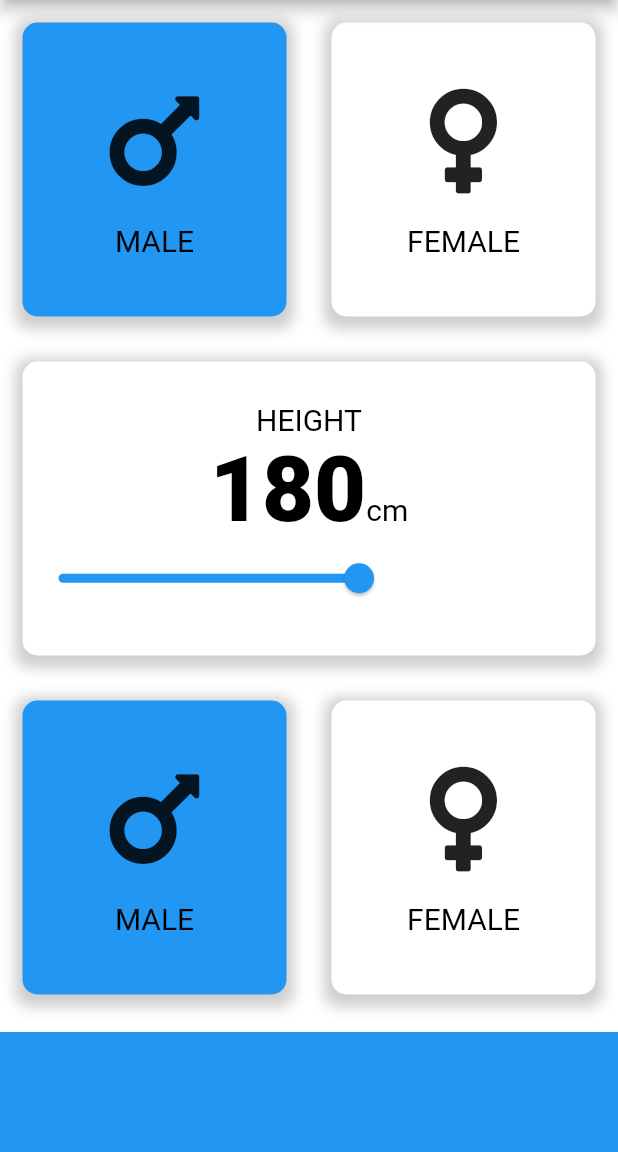
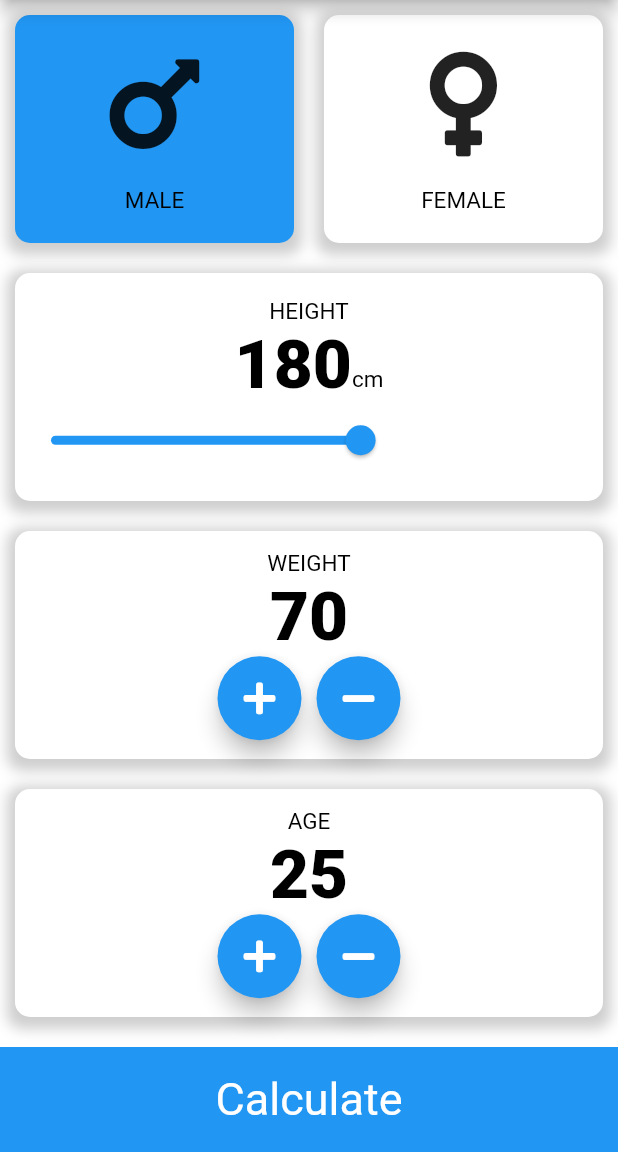
Before and after one commit to c-mongan/Qualife, a Flutter app: the screen it shows after launch, on a phone screen of 412 x 824 dp, the part 84-1236 px from its top. Run offline on Flutter 3.47's test engine with Material 2 defaults, Android fonts, the phone set to English and light mode, and no system bars; our stand-ins replace cloud_firestore, firebase_auth, firebase_core, fluttertoast, font_awesome_flutter; accounts and stored records are empty.

Commit message:
Added Weight & Age Boxes
Fixed Layout Issues with spacing

```diff
--- a/bmi_calculator_app/lib/container_box.dart
+++ b/bmi_calculator_app/lib/container_box.dart
@@ -10,7 +10,7 @@ class ContainerBox extends StatelessWidget {
   Widget build(BuildContext context) {
     return Container(
       child: childWidget,
-      margin: EdgeInsets.all(15.0),
+      margin: EdgeInsets.all(10.0),
       decoration: BoxDecoration(
         borderRadius: BorderRadius.circular(10.0),
         color: boxColor,
--- a/bmi_calculator_app/lib/data_container.dart
+++ b/bmi_calculator_app/lib/data_container.dart
@@ -2,13 +2,18 @@ import 'package:flutter/material.dart';
 
 const textStyle1 = TextStyle(
   color: Color(0xFF000000),
-  fontSize: 20.0,
+  fontSize: 15.0,
 );
 
 const textStyle2 = TextStyle(
   color: Color(0xFF000000),
-  fontSize: 60.0,
+  fontSize: 45.0,
   fontWeight: FontWeight.w900
+);
+
+const textStyle3 = TextStyle(
+  color: Color(0xFFfffffff),
+  fontSize: 30.0,
 );
 
 
--- a/bmi_calculator_app/lib/main_screen.dart
+++ b/bmi_calculator_app/lib/main_screen.dart
@@ -25,6 +25,12 @@ class _MainScreenState extends State<MainScreen> {
   Color maleBoxColor = activeColor;
   Color femaleBoxColor = inActiveColor;
   int height = 180;
+  int weight = 70;
+  int age = 25;
+
+  //void updateWeight{
+
+  // }
 
   void updateBoxColor(int gender) {
     if (gender == 1) {
@@ -131,7 +137,6 @@ class _MainScreenState extends State<MainScreen> {
                         setState(() {
                           height = newValue.round();
                         });
-
                       },
                     )
                   ],
@@ -141,51 +146,131 @@ class _MainScreenState extends State<MainScreen> {
               child: Row(
             children: <Widget>[
               Expanded(
-                //Add gesture detector and call updateBoxColor inside gesture onpressed
-                child: GestureDetector(
-                  onTap: () {
+                child: ContainerBox(
+                  boxColor: Colors.white,
+                  childWidget: Column(
+                    mainAxisAlignment: MainAxisAlignment.center,
+                    children: <Widget>[
+                      Text(
+                        'WEIGHT',
+                        style: textStyle1,
+                      ),
+                      Text(
+                        weight.toString(),
+                        style: textStyle2,
+                      ),
+                      Row(
+                        mainAxisAlignment: MainAxisAlignment.center,
+                        children: <Widget>[
+                          FloatingActionButton(
+                            backgroundColor: activeColor,
+                            onPressed: () {
                               setState(() {
-                      updateBoxColor(1);
+                                weight++;
                               });
                             },
-                  //Dont forget add set state fun inside onpressed
-                  child: ContainerBox(
-                    boxColor: maleBoxColor,
-                    childWidget: DataContainer(
-                      icon: FontAwesomeIcons.mars,
-                      title: 'MALE',
+                            child: Icon(
+                              FontAwesomeIcons.plus,
+                              color: Colors.white,
+                            ),
+                          ),
+                          SizedBox(
+                            width: 10.0,
+                          ),
+                          FloatingActionButton(
+                            backgroundColor: activeColor,
+                            onPressed: () {
+                              setState(() {
+                                if (weight > 0) {
+                                  weight--;
+                                }
+                              });
+                            },
+                            child: Icon(
+                              FontAwesomeIcons.minus,
+                              color: Colors.white,
+                            ),
+                          ),
+                        ],
+                      )
+                    ],
                   ),
                 ),
               ),
+              // Expanded(
+              // child: ContainerBox(boxColor: Colors.black),
+              //  )
+            ],
+          )),
+          Expanded(
+              child: Row(
+            children: <Widget>[
+              Expanded(
+                child: ContainerBox(
+                  boxColor: Colors.white,
+                  childWidget: Column(
+                    mainAxisAlignment: MainAxisAlignment.center,
+                    children: <Widget>[
+                      Text(
+                        'AGE',
+                        style: textStyle1,
                       ),
-              Expanded(
-                //Add gesture detector and call updateBoxColor inside gesture onpressed
-                child: GestureDetector(
-                  onTap: () {
+                      Text(
+                        age.toString(),
+                        style: textStyle2,
+                      ),
+                      Row(
+                        mainAxisAlignment: MainAxisAlignment.center,
+                        children: <Widget>[
+                          FloatingActionButton(
+                            backgroundColor: activeColor,
+                            onPressed: () {
                               setState(() {
-                      updateBoxColor(2);
+                                age++;
                               });
                             },
-                  //Dont forget add set state fun inside onpressed
-                  child: ContainerBox(
-                    boxColor: femaleBoxColor,
-                    childWidget: DataContainer(
-                      icon: FontAwesomeIcons.venus,
-                      title: 'FEMALE',
+                            child: Icon(
+                              FontAwesomeIcons.plus,
+                              color: Colors.white,
+                            ),
+                          ),
+                          SizedBox(
+                            width: 10.0,
+                          ),
+                          FloatingActionButton(
+                            backgroundColor: activeColor,
+                            onPressed: () {
+                              setState(() {
+                                if (age > 0) {
+                                  age--;
+                                }
+                              });
+                            },
+                            child: Icon(
+                              FontAwesomeIcons.minus,
+                              color: Colors.white,
+                            ),
+                          ),
+                        ],
+                      )
+                    ],
                   ),
                 ),
               ),
-              )
             ],
           )),
-
           //Added Bottom border
           Container(
+              child: Center(
+                child: Text(
+                  'Calculate',
+                  style: textStyle3,
+                ),
+              ),
               width: double.infinity,
-            height: 80.0,
+              height: 70.0,
               color: activeColor,
-            margin: EdgeInsets.only(top: 10.0),
-          )
+              margin: EdgeInsets.only(top: 10.0))
         ],
       ),
     );
@@ -193,6 +278,7 @@ class _MainScreenState extends State<MainScreen> {
 }
 
 
+
 //Ctrl + . while hovering over widget lets us extract
 //the widget and name it , in this case it was named
 //ContainerBox. Its implementation is below.
```
Lines whose indentation alone changed are shown as unchanged.
